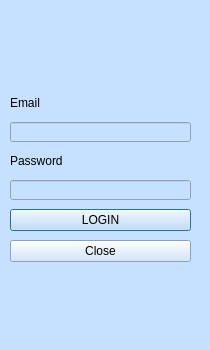
The window that 3_Solution/TestConexiune/QClient/LoginForm.ui (Aleexuta/POO-Proiect-NOrg) describes before a commit, drawn with Qt 5.
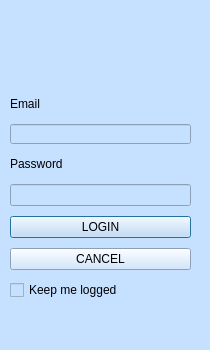
The same window after the commit. Icons and pictures are not drawn.

Commit message: guest mode, stay connected

```diff
--- a/3_Solution/TestConexiune/QClient/LoginForm.ui
+++ b/3_Solution/TestConexiune/QClient/LoginForm.ui
@@ -53,7 +53,7 @@
      <x>10</x>
      <y>90</y>
      <width>181</width>
-     <height>181</height>
+     <height>221</height>
     </rect>
    </property>
    <layout class="QVBoxLayout" name="verticalLayout">
@@ -94,12 +94,9 @@
      </widget>
     </item>
     <item>
-     <widget class="QLineEdit" name="passwordText">
-      <property name="maximumSize">
-       <size>
-        <width>250</width>
-        <height>20</height>
-       </size>
+     <widget class="QLineEdit" name="PasswordText">
+      <property name="echoMode">
+       <enum>QLineEdit::Password</enum>
       </property>
      </widget>
     </item>
@@ -113,7 +110,14 @@
     <item>
      <widget class="QPushButton" name="closeButton">
       <property name="text">
-       <string>Close</string>
+       <string>CANCEL</string>
+      </property>
+     </widget>
+    </item>
+    <item>
+     <widget class="QCheckBox" name="KeepLogged">
+      <property name="text">
+       <string>Keep me logged</string>
       </property>
      </widget>
     </item>
```
The commit also changes 12 other files.
